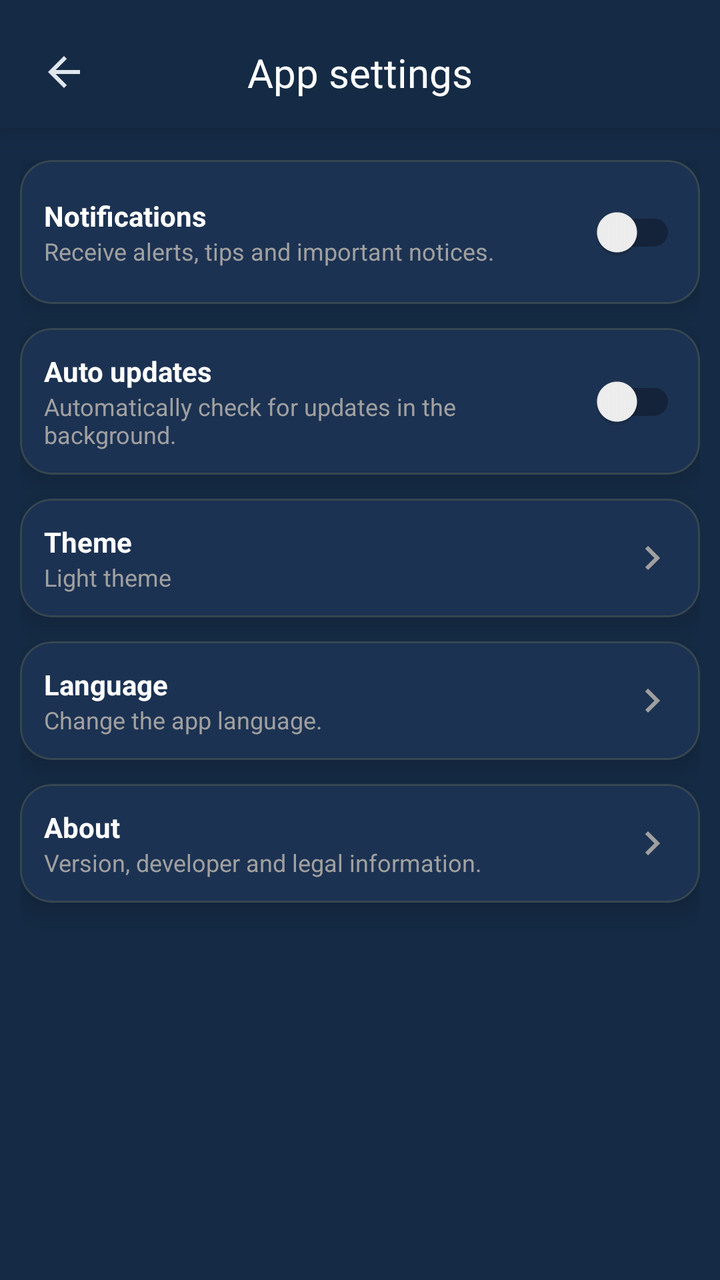
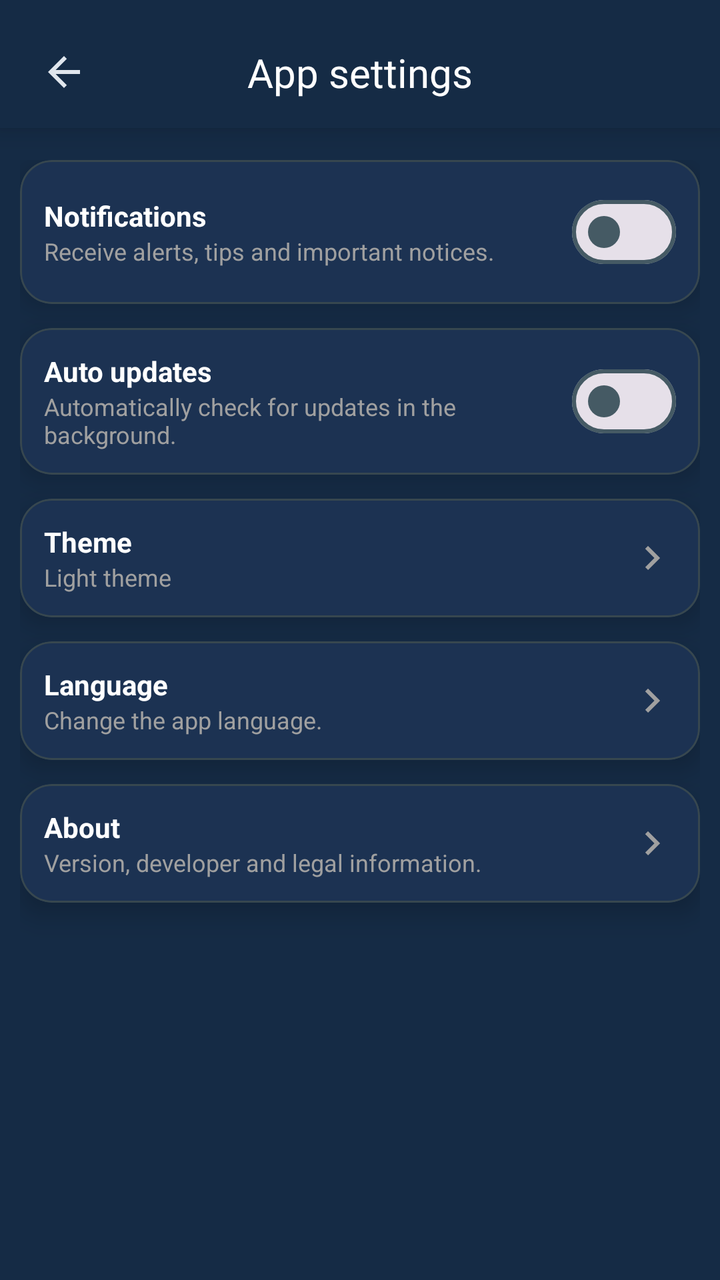

Screens rendered from an Android XML layout before and after an edit, with the pre-edit source and the edit as a unified diff.
<!-- AndroidManifest.xml: application theme AppTheme -->
<!-- res/layout/fragment_app_settings.xml -->
<?xml version="1.0" encoding="utf-8"?>
<androidx.constraintlayout.widget.ConstraintLayout 
    xmlns:android="http://schemas.android.com/apk/res/android"
    xmlns:app="http://schemas.android.com/apk/res-auto"
    xmlns:tools="http://schemas.android.com/tools"
    android:layout_width="match_parent"
    android:layout_height="match_parent"
    android:background="@color/background_color"
    tools:context=".ui.tabs.settings.app.AppSettingsFragment">

    
    <androidx.constraintlayout.widget.ConstraintLayout
        android:id="@+id/headerContainer"
        android:layout_width="match_parent"
        android:layout_height="wrap_content"
        android:paddingHorizontal="16dp"
        android:paddingTop="20dp"
        android:paddingBottom="12dp"
        android:background="@color/background_color"
        android:elevation="8dp"
        app:layout_constraintTop_toTopOf="parent">

        
        <ImageView
            android:id="@+id/btnBack"
            android:layout_width="32dp"
            android:layout_height="32dp"
            android:src="@drawable/ic_back"
            android:scaleType="center"
            app:tint="?attr/colorOnSurface"
            android:clickable="true"
            android:focusable="true"
            android:contentDescription="@string/app_settings_back_button_desc"
            app:layout_constraintBottom_toBottomOf="parent"
            app:layout_constraintStart_toStartOf="parent"
            app:layout_constraintTop_toTopOf="parent" />

        
        <TextView
            android:id="@+id/tvTitle"
            style="@style/TextAppearance.Aqua.EditProfileTitle"
            android:layout_width="wrap_content"
            android:layout_height="wrap_content"
            android:text="@string/app_settings_title"
            android:importantForAccessibility="yes"
            app:layout_constraintTop_toTopOf="parent"
            app:layout_constraintBottom_toBottomOf="parent"
            app:layout_constraintStart_toStartOf="parent"
            app:layout_constraintEnd_toEndOf="parent" />
    </androidx.constraintlayout.widget.ConstraintLayout>

    
    <ScrollView
        android:id="@+id/scrollContainer"
        android:layout_width="0dp"
        android:layout_height="0dp"
        android:fillViewport="true"
        android:scrollbars="none"
        app:layout_constraintTop_toBottomOf="@id/headerContainer"
        app:layout_constraintBottom_toBottomOf="parent"
        app:layout_constraintStart_toStartOf="parent"
        app:layout_constraintEnd_toEndOf="parent">

        <LinearLayout
            android:id="@+id/contentContainer"
            android:layout_width="match_parent"
            android:layout_height="wrap_content"
            android:orientation="vertical"
            android:paddingStart="10dp"
            android:paddingEnd="10dp"
            android:paddingTop="16dp"
            android:paddingBottom="16dp">

            
            <com.google.android.material.card.MaterialCardView
                android:id="@+id/cardNotifications"
                android:layout_width="match_parent"
                android:layout_height="wrap_content"
                android:layout_marginBottom="12dp"
                style="@style/Widget.Aqua.CardStyles">

                <LinearLayout
                    android:orientation="horizontal"
                    android:layout_width="match_parent"
                    android:layout_height="wrap_content"
                    android:padding="12dp"
                    android:gravity="center_vertical"
                    android:contentDescription="@string/settings_notifications_section_description">

                    <LinearLayout
                        android:orientation="vertical"
                        android:layout_width="0dp"
                        android:layout_weight="1"
                        android:layout_height="wrap_content">

                        <TextView
                            android:id="@+id/tvNotificationsTitle"
                            android:text="@string/settings_notifications_title"
                            android:textSize="14sp"
                            android:textColor="@android:color/white"
                            android:textStyle="bold"
                            android:layout_width="wrap_content"
                            android:layout_height="wrap_content"
                            android:labelFor="@id/switchNotifications" />

                        <TextView
                            android:id="@+id/tvNotificationsSubtitle"
                            android:text="@string/settings_notifications_subtitle"
                            android:textSize="12sp"
                            android:textColor="@color/settings_text_secondary"
                            android:layout_width="wrap_content"
                            android:layout_height="wrap_content" />
                    </LinearLayout>

                    <androidx.appcompat.widget.SwitchCompat
                        android:id="@+id/switchNotifications"
                        android:layout_width="wrap_content"
                        android:layout_height="wrap_content"
                        app:thumbTint="@color/switch_thumb_tint"
                        app:trackTint="@color/switch_track_tint" />
                </LinearLayout>
            </com.google.android.material.card.MaterialCardView>

            
            <com.google.android.material.card.MaterialCardView
                android:id="@+id/cardAutoUpdate"
                android:layout_width="match_parent"
                android:layout_height="wrap_content"
                android:layout_marginBottom="12dp"
                style="@style/Widget.Aqua.CardStyles">

                <LinearLayout
                    android:orientation="horizontal"
                    android:layout_width="match_parent"
                    android:layout_height="wrap_content"
                    android:padding="12dp"
                    android:gravity="center_vertical"
                    android:contentDescription="@string/settings_autoupdate_section_description">

                    <LinearLayout
                        android:orientation="vertical"
                        android:layout_width="0dp"
                        android:layout_weight="1"
                        android:layout_height="wrap_content">

                        <TextView
                            android:id="@+id/tvAutoUpdateTitle"
                            android:text="@string/settings_autoupdate_title"
                            android:textSize="14sp"
                            android:textColor="@android:color/white"
                            android:textStyle="bold"
                            android:layout_width="wrap_content"
                            android:layout_height="wrap_content"
                            android:labelFor="@id/switchAutoUpdate" />

                        <TextView
                            android:id="@+id/tvAutoUpdateSubtitle"
                            android:text="@string/settings_autoupdate_subtitle"
                            android:textSize="12sp"
                            android:textColor="@color/settings_text_secondary"
                            android:layout_width="wrap_content"
                            android:layout_height="wrap_content" />
                    </LinearLayout>

                    <androidx.appcompat.widget.SwitchCompat
                        android:id="@+id/switchAutoUpdate"
                        android:layout_width="wrap_content"
                        android:layout_height="wrap_content"
                        app:thumbTint="@color/switch_thumb_tint"
                        app:trackTint="@color/switch_track_tint" />
                </LinearLayout>
            </com.google.android.material.card.MaterialCardView>

            
            <com.google.android.material.card.MaterialCardView
                android:id="@+id/cardThemeMode"
                android:layout_width="match_parent"
                android:layout_height="wrap_content"
                android:layout_marginBottom="12dp"
                style="@style/Widget.Aqua.CardStyles"
                android:clickable="true"
                android:focusable="true"
                android:contentDescription="@string/settings_theme_section_description">

                <LinearLayout
                    android:orientation="horizontal"
                    android:layout_width="match_parent"
                    android:layout_height="wrap_content"
                    android:padding="12dp"
                    android:gravity="center_vertical">

                    <LinearLayout
                        android:orientation="vertical"
                        android:layout_width="0dp"
                        android:layout_weight="1"
                        android:layout_height="wrap_content">

                        <TextView
                            android:id="@+id/tvThemeTitle"
                            android:text="@string/settings_theme_title"
                            android:textSize="14sp"
                            android:textColor="@android:color/white"
                            android:textStyle="bold"
                            android:layout_width="wrap_content"
                            android:layout_height="wrap_content" />

                        <TextView
                            android:id="@+id/tvThemeSummary"
                            android:text="@string/settings_theme_summary_light"
                            android:textSize="12sp"
                            android:textColor="@color/settings_text_secondary"
                            android:layout_width="wrap_content"
                            android:layout_height="wrap_content" />
                    </LinearLayout>

                    <ImageView
                        android:layout_width="24dp"
                        android:layout_height="24dp"
                        android:src="@drawable/ic_arrow_right"
                        app:tint="@color/settings_text_secondary"
                        android:contentDescription="@string/settings_theme_arrow_description" />
                </LinearLayout>
            </com.google.android.material.card.MaterialCardView>

            
            <com.google.android.material.card.MaterialCardView
                android:id="@+id/cardLanguage"
                android:layout_width="match_parent"
                android:layout_height="wrap_content"
                android:layout_marginBottom="12dp"
                style="@style/Widget.Aqua.CardStyles"
                android:clickable="true"
                android:focusable="true"
                android:contentDescription="@string/settings_language_section_description">

                <LinearLayout
                    android:orientation="horizontal"
                    android:layout_width="match_parent"
                    android:layout_height="wrap_content"
                    android:padding="12dp"
                    android:gravity="center_vertical">

                    <LinearLayout
                        android:orientation="vertical"
                        android:layout_width="0dp"
                        android:layout_weight="1"
                        android:layout_height="wrap_content">

                        <TextView
                            android:id="@+id/tvLanguageTitle"
                            android:text="@string/settings_language_title"
                            android:textSize="14sp"
                            android:textColor="@android:color/white"
                            android:textStyle="bold"
                            android:layout_width="wrap_content"
                            android:layout_height="wrap_content" />

                        <TextView
                            android:id="@+id/tvLanguageSubtitle"
                            android:text="@string/settings_language_subtitle"
                            android:textSize="12sp"
                            android:textColor="@color/settings_text_secondary"
                            android:layout_width="wrap_content"
                            android:layout_height="wrap_content" />
                    </LinearLayout>

                    <ImageView
                        android:id="@+id/btnLanguage"
                        android:layout_width="24dp"
                        android:layout_height="24dp"
                        android:src="@drawable/ic_arrow_right"
                        app:tint="@color/settings_text_secondary"
                        android:contentDescription="@string/settings_language_arrow_description" />
                </LinearLayout>
            </com.google.android.material.card.MaterialCardView>

            
            <com.google.android.material.card.MaterialCardView
                android:id="@+id/cardAbout"
                android:layout_width="match_parent"
                android:layout_height="wrap_content"
                android:layout_marginBottom="12dp"
                style="@style/Widget.Aqua.CardStyles"
                android:clickable="true"
                android:focusable="true"
                android:contentDescription="@string/settings_about_section_description">

                <LinearLayout
                    android:orientation="horizontal"
                    android:layout_width="match_parent"
                    android:layout_height="wrap_content"
                    android:padding="12dp"
                    android:gravity="center_vertical">

                    <LinearLayout
                        android:orientation="vertical"
                        android:layout_width="0dp"
                        android:layout_weight="1"
                        android:layout_height="wrap_content">

                        <TextView
                            android:id="@+id/tvAboutTitle"
                            android:text="@string/settings_about_title"
                            android:textSize="14sp"
                            android:textColor="@android:color/white"
                            android:textStyle="bold"
                            android:layout_width="wrap_content"
                            android:layout_height="wrap_content" />

                        <TextView
                            android:id="@+id/tvAboutSubtitle"
                            android:text="@string/settings_about_subtitle"
                            android:textSize="12sp"
                            android:textColor="@color/settings_text_secondary"
                            android:layout_width="wrap_content"
                            android:layout_height="wrap_content" />
                    </LinearLayout>

                    <ImageView
                        android:id="@+id/btnAbout"
                        android:layout_width="24dp"
                        android:layout_height="24dp"
                        android:src="@drawable/ic_arrow_right"
                        app:tint="@color/settings_text_secondary"
                        android:contentDescription="@string/settings_about_arrow_description" />
                </LinearLayout>
            </com.google.android.material.card.MaterialCardView>

        </LinearLayout>
    </ScrollView>

</androidx.constraintlayout.widget.ConstraintLayout>
<!-- resources referenced by this layout -->
<resources>
  <color name="background_color">#152B45</color>
  <color name="settings_text_secondary">#A0A0A0</color>
  <!-- drawable ic_arrow_right (drawable) -->
  <vector xmlns:android="http://schemas.android.com/apk/res/android"
      android:width="24dp"
      android:height="24dp"
      android:viewportWidth="24"
      android:viewportHeight="24">
  
      <path
          android:fillColor="#A0A0A0"
          android:pathData="M8.59,16.59L13.17,12L8.59,7.41L10,6L16,12L10,18L8.59,16.59Z"/>
  </vector>
  <string name="app_settings_back_button_desc">
          Go back from app settings screen
      </string>
  <string name="app_settings_title">App settings</string>
  <string name="settings_about_arrow_description">
          Open about screen
      </string>
  <string name="settings_about_section_description">
          About section card: view app version and legal information.
      </string>
  <string name="settings_about_subtitle">
          Version, developer and legal information.
      </string>
  <string name="settings_about_title">
          About
      </string>
  <string name="settings_autoupdate_section_description">
          Auto update settings card: control automatic update checks.
      </string>
  <string name="settings_autoupdate_subtitle">
          Automatically check for updates in the background.
      </string>
  <string name="settings_autoupdate_title">
          Auto updates
      </string>
  <string name="settings_language_arrow_description">
          Open language selection screen
      </string>
  <string name="settings_language_section_description">
          Language settings card: choose the display language.
      </string>
  <string name="settings_language_subtitle">
          Change the app language.
      </string>
  <string name="settings_language_title">
          Language
      </string>
  <string name="settings_notifications_section_description">
          Notifications settings card: enable or disable app notifications.
      </string>
  <string name="settings_notifications_subtitle">
          Receive alerts, tips and important notices.
      </string>
  <string name="settings_notifications_title">
          Notifications
      </string>
  <string name="settings_theme_arrow_description">
          Open theme selection screen
      </string>
  <string name="settings_theme_section_description">
          Theme mode settings card: change the appearance of the app.
      </string>
  <string name="settings_theme_summary_light">
          Light theme
      </string>
  <string name="settings_theme_title">
          Theme
      </string>
  <style name="TextAppearance.Aqua.EditProfileTitle" parent="TextAppearance.Material3.TitleLarge">
      <item name="fontFamily">@font/inter_semibold</item>
      <item name="android:fontFamily">@font/inter_semibold</item>
      <item name="android:textColor">@android:color/white</item>
      <item name="android:textSize">20sp</item>
  </style>
  <style name="Widget.Aqua.CardStyles" parent="Widget.MaterialComponents.CardView">
      <item name="cardBackgroundColor">@color/settings_card_background</item>
      <item name="cardCornerRadius">16dp</item>
      <item name="cardElevation">8dp</item>
      <item name="cardUseCompatPadding">false</item>
  </style>
  <color name="settings_card_background">#1C3252</color>
  <color name="md_theme_light_primary">#2196F3</color>
  <color name="md_theme_light_onPrimary">#FFFFFF</color>
  <color name="md_theme_light_secondary">#4A6363</color>
  <color name="md_theme_light_onSecondary">#FFFFFF</color>
  <color name="md_theme_light_background">#152B45</color>
  <color name="md_theme_light_surface">#152B45</color>
  <color name="md_theme_light_onSurface">#E0E6ED</color>
  <color name="md_theme_light_surfaceVariant">#233042</color>
  <color name="md_theme_light_onSurfaceVariant">#5C6B75</color>
  <color name="md_theme_light_outline">#455A64</color>
  <color name="md_theme_light_outlineVariant">#37474F</color>
  <color name="md_theme_light_error">#D32F2F</color>
  <color name="md_theme_light_onError">#FFFFFF</color>
  <!-- unchanged entries left out for length: 2 -->
</resources>

<!-- the commit's change to res/layout/fragment_app_settings.xml (unified diff, before → after) -->
@@ -112,12 +112,10 @@
                             android:layout_height="wrap_content" />
                     </LinearLayout>
 
-                    <androidx.appcompat.widget.SwitchCompat
+                    <com.google.android.material.materialswitch.MaterialSwitch
                         android:id="@+id/switchNotifications"
                         android:layout_width="wrap_content"
-                        android:layout_height="wrap_content"
-                        app:thumbTint="@color/switch_thumb_tint"
-                        app:trackTint="@color/switch_track_tint" />
+                        android:layout_height="wrap_content" />
                 </LinearLayout>
             </com.google.android.material.card.MaterialCardView>
 
@@ -162,12 +160,10 @@
                             android:layout_height="wrap_content" />
                     </LinearLayout>
 
-                    <androidx.appcompat.widget.SwitchCompat
+                    <com.google.android.material.materialswitch.MaterialSwitch
                         android:id="@+id/switchAutoUpdate"
                         android:layout_width="wrap_content"
-                        android:layout_height="wrap_content"
-                        app:thumbTint="@color/switch_thumb_tint"
-                        app:trackTint="@color/switch_track_tint" />
+                        android:layout_height="wrap_content" />
                 </LinearLayout>
             </com.google.android.material.card.MaterialCardView>
 
